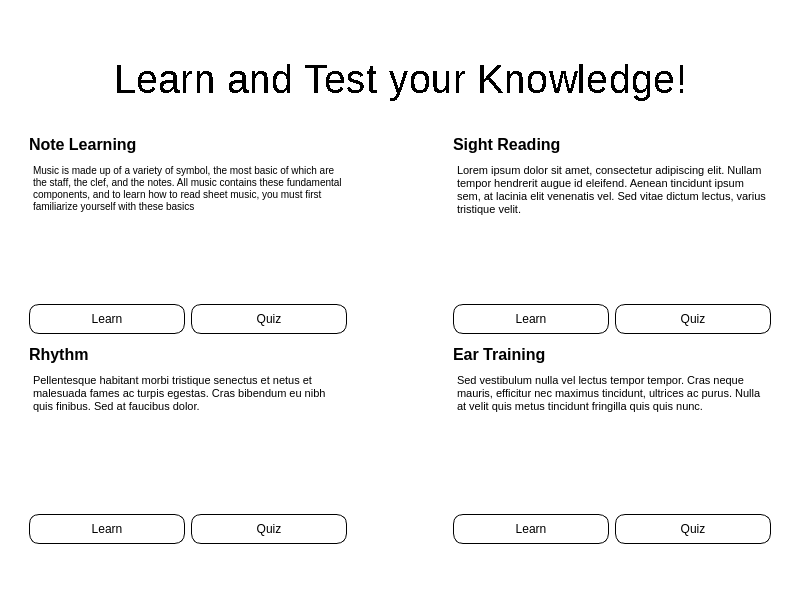
Qt form HomePage.ui (ZachKrol/MusGator) before a commit.
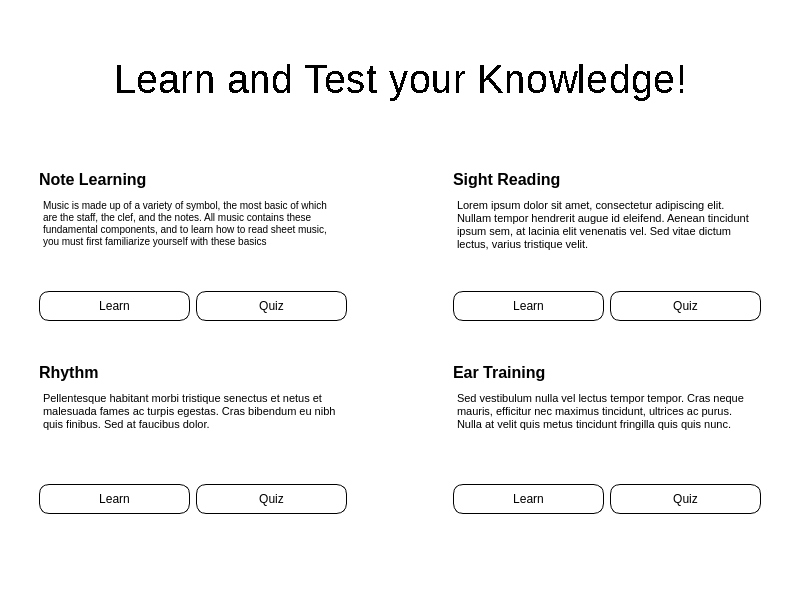
The same form after that commit.

```diff
--- a/HomePage.ui
+++ b/HomePage.ui
@@ -137,7 +137,53 @@
         <property name="topMargin">
          <number>0</number>
         </property>
-        <item row="3" column="0">
+        <item row="10" column="1">
+         <layout class="QHBoxLayout" name="horizontalLayout_3">
+          <item>
+           <widget class="QPushButton" name="quizRhythm">
+            <property name="styleSheet">
+             <string notr="true">background-color: rgb(255, 255, 255);
+border: 1px solid black;
+border-radius: 10%;
+padding: 7px;</string>
+            </property>
+            <property name="text">
+             <string>Learn</string>
+            </property>
+           </widget>
+          </item>
+          <item>
+           <widget class="QPushButton" name="learnRhythm">
+            <property name="styleSheet">
+             <string notr="true">background-color: rgb(255, 255, 255);
+border: 1px solid black;
+border-radius: 10%;
+padding: 7px;</string>
+            </property>
+            <property name="text">
+             <string>Quiz</string>
+            </property>
+           </widget>
+          </item>
+         </layout>
+        </item>
+        <item row="7" column="0">
+         <spacer name="horizontalSpacer_5">
+          <property name="orientation">
+           <enum>Qt::Horizontal</enum>
+          </property>
+          <property name="sizeType">
+           <enum>QSizePolicy::Minimum</enum>
+          </property>
+          <property name="sizeHint" stdset="0">
+           <size>
+            <width>10</width>
+            <height>10</height>
+           </size>
+          </property>
+         </spacer>
+        </item>
+        <item row="4" column="1">
          <widget class="QLabel" name="label1">
           <property name="font">
            <font>
@@ -151,52 +197,26 @@
           </property>
          </widget>
         </item>
-        <item row="8" column="0">
-         <widget class="QTextBrowser" name="textBrowser3">
-          <property name="styleSheet">
-           <string notr="true">border: none;</string>
-          </property>
-          <property name="html">
-           <string>&lt;!DOCTYPE HTML PUBLIC &quot;-//W3C//DTD HTML 4.0//EN&quot; &quot;http://www.w3.org/TR/REC-html40/strict.dtd&quot;&gt;
-&lt;html&gt;&lt;head&gt;&lt;meta name=&quot;qrichtext&quot; content=&quot;1&quot; /&gt;&lt;style type=&quot;text/css&quot;&gt;
-p, li { white-space: pre-wrap; }
-&lt;/style&gt;&lt;/head&gt;&lt;body style=&quot; font-family:'MS Shell Dlg 2'; font-size:7.8pt; font-weight:400; font-style:normal;&quot;&gt;
-&lt;p style=&quot; margin-top:0px; margin-bottom:0px; margin-left:0px; margin-right:0px; -qt-block-indent:0; text-indent:0px;&quot;&gt;&lt;span style=&quot; font-family:'Open Sans','Arial','sans-serif'; font-size:8pt; color:#000000; background-color:#ffffff;&quot;&gt;Pellentesque habitant morbi tristique senectus et netus et malesuada fames ac turpis egestas. Cras bibendum eu nibh quis finibus. Sed at faucibus dolor.&lt;/span&gt;&lt;/p&gt;&lt;/body&gt;&lt;/html&gt;</string>
-          </property>
-         </widget>
-        </item>
-        <item row="4" column="2">
-         <widget class="QTextBrowser" name="textBrowser2">
-          <property name="styleSheet">
-           <string notr="true">border: none;</string>
-          </property>
-          <property name="html">
-           <string>&lt;!DOCTYPE HTML PUBLIC &quot;-//W3C//DTD HTML 4.0//EN&quot; &quot;http://www.w3.org/TR/REC-html40/strict.dtd&quot;&gt;
-&lt;html&gt;&lt;head&gt;&lt;meta name=&quot;qrichtext&quot; content=&quot;1&quot; /&gt;&lt;style type=&quot;text/css&quot;&gt;
-p, li { white-space: pre-wrap; }
-&lt;/style&gt;&lt;/head&gt;&lt;body style=&quot; font-family:'MS Shell Dlg 2'; font-size:7.8pt; font-weight:400; font-style:normal;&quot;&gt;
-&lt;p style=&quot; margin-top:0px; margin-bottom:0px; margin-left:0px; margin-right:0px; -qt-block-indent:0; text-indent:0px;&quot;&gt;&lt;span style=&quot; font-family:'Open Sans','Arial','sans-serif'; font-size:8pt; color:#000000; background-color:#ffffff;&quot;&gt;Lorem ipsum dolor sit amet, consectetur adipiscing elit. Nullam tempor hendrerit augue id eleifend. Aenean tincidunt ipsum sem, at lacinia elit venenatis vel. Sed vitae dictum lectus, varius tristique velit.&lt;/span&gt;&lt;/p&gt;&lt;/body&gt;&lt;/html&gt;</string>
-          </property>
-         </widget>
-        </item>
         <item row="5" column="1">
-         <spacer name="verticalSpacer">
-          <property name="orientation">
-           <enum>Qt::Vertical</enum>
-          </property>
-          <property name="sizeType">
-           <enum>QSizePolicy::Minimum</enum>
-          </property>
-          <property name="sizeHint" stdset="0">
-           <size>
-            <width>20</width>
-            <height>40</height>
-           </size>
-          </property>
-         </spacer>
-        </item>
-        <item row="4" column="0">
          <widget class="QTextBrowser" name="textBrowser1">
+          <property name="sizePolicy">
+           <sizepolicy hsizetype="Expanding" vsizetype="Maximum">
+            <horstretch>0</horstretch>
+            <verstretch>0</verstretch>
+           </sizepolicy>
+          </property>
+          <property name="minimumSize">
+           <size>
+            <width>0</width>
+            <height>90</height>
+           </size>
+          </property>
+          <property name="maximumSize">
+           <size>
+            <width>16777215</width>
+            <height>90</height>
+           </size>
+          </property>
           <property name="styleSheet">
            <string notr="true">border: none;</string>
           </property>
@@ -209,79 +229,7 @@
           </property>
          </widget>
         </item>
-        <item row="3" column="2">
-         <widget class="QLabel" name="label2">
-          <property name="font">
-           <font>
-            <pointsize>12</pointsize>
-            <weight>75</weight>
-            <bold>true</bold>
-           </font>
-          </property>
-          <property name="text">
-           <string>Sight Reading</string>
-          </property>
-         </widget>
-        </item>
-        <item row="7" column="0">
-         <widget class="QLabel" name="label3">
-          <property name="font">
-           <font>
-            <pointsize>12</pointsize>
-            <weight>75</weight>
-            <bold>true</bold>
-           </font>
-          </property>
-          <property name="text">
-           <string>Rhythm</string>
-          </property>
-         </widget>
-        </item>
-        <item row="9" column="0">
-         <layout class="QHBoxLayout" name="horizontalLayout_3">
-          <item>
-           <widget class="QPushButton" name="quizRhythm">
-            <property name="styleSheet">
-             <string notr="true">background-color: rgb(255, 255, 255);
-border: 1px solid black;
-border-radius: 10%;
-padding: 7px;</string>
-            </property>
-            <property name="text">
-             <string>Learn</string>
-            </property>
-           </widget>
-          </item>
-          <item>
-           <widget class="QPushButton" name="learnRhythm">
-            <property name="styleSheet">
-             <string notr="true">background-color: rgb(255, 255, 255);
-border: 1px solid black;
-border-radius: 10%;
-padding: 7px;</string>
-            </property>
-            <property name="text">
-             <string>Quiz</string>
-            </property>
-           </widget>
-          </item>
-         </layout>
-        </item>
-        <item row="7" column="2">
-         <widget class="QLabel" name="label4">
-          <property name="font">
-           <font>
-            <pointsize>12</pointsize>
-            <weight>75</weight>
-            <bold>true</bold>
-           </font>
-          </property>
-          <property name="text">
-           <string>Ear Training</string>
-          </property>
-         </widget>
-        </item>
-        <item row="5" column="0">
+        <item row="6" column="1">
          <layout class="QHBoxLayout" name="horizontalLayout">
           <item>
            <widget class="QPushButton" name="quizNotes">
@@ -311,21 +259,194 @@
           </item>
          </layout>
         </item>
-        <item row="6" column="1">
-         <spacer name="verticalSpacer_2">
+        <item row="3" column="2">
+         <spacer name="verticalSpacer_4">
           <property name="orientation">
            <enum>Qt::Vertical</enum>
           </property>
+          <property name="sizeType">
+           <enum>QSizePolicy::MinimumExpanding</enum>
+          </property>
           <property name="sizeHint" stdset="0">
            <size>
             <width>20</width>
-            <height>40</height>
+            <height>5</height>
            </size>
           </property>
          </spacer>
         </item>
-        <item row="8" column="2">
+        <item row="8" column="3">
+         <widget class="QLabel" name="label4">
+          <property name="font">
+           <font>
+            <pointsize>12</pointsize>
+            <weight>75</weight>
+            <bold>true</bold>
+           </font>
+          </property>
+          <property name="text">
+           <string>Ear Training</string>
+          </property>
+         </widget>
+        </item>
+        <item row="10" column="3">
+         <layout class="QHBoxLayout" name="horizontalLayout_4">
+          <item>
+           <widget class="QPushButton" name="quizEar">
+            <property name="styleSheet">
+             <string notr="true">background-color: rgb(255, 255, 255);
+border: 1px solid black;
+border-radius: 10%;
+padding: 7px;</string>
+            </property>
+            <property name="text">
+             <string>Learn</string>
+            </property>
+           </widget>
+          </item>
+          <item>
+           <widget class="QPushButton" name="learnEar">
+            <property name="styleSheet">
+             <string notr="true">background-color: rgb(255, 255, 255);
+border: 1px solid black;
+border-radius: 10%;
+padding: 7px;</string>
+            </property>
+            <property name="text">
+             <string>Quiz</string>
+            </property>
+           </widget>
+          </item>
+         </layout>
+        </item>
+        <item row="8" column="1">
+         <widget class="QLabel" name="label3">
+          <property name="font">
+           <font>
+            <pointsize>12</pointsize>
+            <weight>75</weight>
+            <bold>true</bold>
+           </font>
+          </property>
+          <property name="text">
+           <string>Rhythm</string>
+          </property>
+         </widget>
+        </item>
+        <item row="9" column="1">
+         <widget class="QTextBrowser" name="textBrowser3">
+          <property name="sizePolicy">
+           <sizepolicy hsizetype="Expanding" vsizetype="Maximum">
+            <horstretch>0</horstretch>
+            <verstretch>0</verstretch>
+           </sizepolicy>
+          </property>
+          <property name="minimumSize">
+           <size>
+            <width>0</width>
+            <height>90</height>
+           </size>
+          </property>
+          <property name="maximumSize">
+           <size>
+            <width>16777215</width>
+            <height>90</height>
+           </size>
+          </property>
+          <property name="styleSheet">
+           <string notr="true">border: none;</string>
+          </property>
+          <property name="html">
+           <string>&lt;!DOCTYPE HTML PUBLIC &quot;-//W3C//DTD HTML 4.0//EN&quot; &quot;http://www.w3.org/TR/REC-html40/strict.dtd&quot;&gt;
+&lt;html&gt;&lt;head&gt;&lt;meta name=&quot;qrichtext&quot; content=&quot;1&quot; /&gt;&lt;style type=&quot;text/css&quot;&gt;
+p, li { white-space: pre-wrap; }
+&lt;/style&gt;&lt;/head&gt;&lt;body style=&quot; font-family:'MS Shell Dlg 2'; font-size:7.8pt; font-weight:400; font-style:normal;&quot;&gt;
+&lt;p style=&quot; margin-top:0px; margin-bottom:0px; margin-left:0px; margin-right:0px; -qt-block-indent:0; text-indent:0px;&quot;&gt;&lt;span style=&quot; font-family:'Open Sans','Arial','sans-serif'; font-size:8pt; color:#000000; background-color:#ffffff;&quot;&gt;Pellentesque habitant morbi tristique senectus et netus et malesuada fames ac turpis egestas. Cras bibendum eu nibh quis finibus. Sed at faucibus dolor.&lt;/span&gt;&lt;/p&gt;&lt;/body&gt;&lt;/html&gt;</string>
+          </property>
+         </widget>
+        </item>
+        <item row="4" column="3">
+         <widget class="QLabel" name="label2">
+          <property name="font">
+           <font>
+            <pointsize>12</pointsize>
+            <weight>75</weight>
+            <bold>true</bold>
+           </font>
+          </property>
+          <property name="text">
+           <string>Sight Reading</string>
+          </property>
+         </widget>
+        </item>
+        <item row="11" column="2">
+         <spacer name="verticalSpacer_3">
+          <property name="orientation">
+           <enum>Qt::Vertical</enum>
+          </property>
+          <property name="sizeType">
+           <enum>QSizePolicy::MinimumExpanding</enum>
+          </property>
+          <property name="sizeHint" stdset="0">
+           <size>
+            <width>20</width>
+            <height>5</height>
+           </size>
+          </property>
+         </spacer>
+        </item>
+        <item row="5" column="3">
+         <widget class="QTextBrowser" name="textBrowser2">
+          <property name="sizePolicy">
+           <sizepolicy hsizetype="Expanding" vsizetype="Maximum">
+            <horstretch>0</horstretch>
+            <verstretch>0</verstretch>
+           </sizepolicy>
+          </property>
+          <property name="minimumSize">
+           <size>
+            <width>0</width>
+            <height>90</height>
+           </size>
+          </property>
+          <property name="maximumSize">
+           <size>
+            <width>16777215</width>
+            <height>90</height>
+           </size>
+          </property>
+          <property name="styleSheet">
+           <string notr="true">border: none;</string>
+          </property>
+          <property name="html">
+           <string>&lt;!DOCTYPE HTML PUBLIC &quot;-//W3C//DTD HTML 4.0//EN&quot; &quot;http://www.w3.org/TR/REC-html40/strict.dtd&quot;&gt;
+&lt;html&gt;&lt;head&gt;&lt;meta name=&quot;qrichtext&quot; content=&quot;1&quot; /&gt;&lt;style type=&quot;text/css&quot;&gt;
+p, li { white-space: pre-wrap; }
+&lt;/style&gt;&lt;/head&gt;&lt;body style=&quot; font-family:'MS Shell Dlg 2'; font-size:7.8pt; font-weight:400; font-style:normal;&quot;&gt;
+&lt;p style=&quot; margin-top:0px; margin-bottom:0px; margin-left:0px; margin-right:0px; -qt-block-indent:0; text-indent:0px;&quot;&gt;&lt;span style=&quot; font-family:'Open Sans','Arial','sans-serif'; font-size:8pt; color:#000000; background-color:#ffffff;&quot;&gt;Lorem ipsum dolor sit amet, consectetur adipiscing elit. Nullam tempor hendrerit augue id eleifend. Aenean tincidunt ipsum sem, at lacinia elit venenatis vel. Sed vitae dictum lectus, varius tristique velit.&lt;/span&gt;&lt;/p&gt;&lt;/body&gt;&lt;/html&gt;</string>
+          </property>
+         </widget>
+        </item>
+        <item row="9" column="3">
          <widget class="QTextBrowser" name="textBrowser4">
+          <property name="sizePolicy">
+           <sizepolicy hsizetype="Expanding" vsizetype="Maximum">
+            <horstretch>0</horstretch>
+            <verstretch>0</verstretch>
+           </sizepolicy>
+          </property>
+          <property name="minimumSize">
+           <size>
+            <width>0</width>
+            <height>90</height>
+           </size>
+          </property>
+          <property name="maximumSize">
+           <size>
+            <width>16777215</width>
+            <height>90</height>
+           </size>
+          </property>
           <property name="styleSheet">
            <string notr="true">border: none;</string>
           </property>
@@ -338,7 +459,23 @@
           </property>
          </widget>
         </item>
-        <item row="5" column="2">
+        <item row="7" column="2">
+         <spacer name="verticalSpacer_2">
+          <property name="orientation">
+           <enum>Qt::Vertical</enum>
+          </property>
+          <property name="sizeType">
+           <enum>QSizePolicy::Expanding</enum>
+          </property>
+          <property name="sizeHint" stdset="0">
+           <size>
+            <width>20</width>
+            <height>20</height>
+           </size>
+          </property>
+         </spacer>
+        </item>
+        <item row="6" column="3">
          <layout class="QHBoxLayout" name="horizontalLayout_2">
           <item>
            <widget class="QPushButton" name="quizSight">
@@ -368,23 +505,7 @@
           </item>
          </layout>
         </item>
-        <item row="9" column="1">
-         <spacer name="verticalSpacer_3">
-          <property name="orientation">
-           <enum>Qt::Vertical</enum>
-          </property>
-          <property name="sizeType">
-           <enum>QSizePolicy::Minimum</enum>
-          </property>
-          <property name="sizeHint" stdset="0">
-           <size>
-            <width>20</width>
-            <height>40</height>
-           </size>
-          </property>
-         </spacer>
-        </item>
-        <item row="3" column="1">
+        <item row="4" column="2">
          <spacer name="horizontalSpacer">
           <property name="orientation">
            <enum>Qt::Horizontal</enum>
@@ -400,35 +521,21 @@
           </property>
          </spacer>
         </item>
-        <item row="9" column="2">
-         <layout class="QHBoxLayout" name="horizontalLayout_4">
-          <item>
-           <widget class="QPushButton" name="quizEar">
-            <property name="styleSheet">
-             <string notr="true">background-color: rgb(255, 255, 255);
-border: 1px solid black;
-border-radius: 10%;
-padding: 7px;</string>
-            </property>
-            <property name="text">
-             <string>Learn</string>
-            </property>
-           </widget>
-          </item>
-          <item>
-           <widget class="QPushButton" name="learnEar">
-            <property name="styleSheet">
-             <string notr="true">background-color: rgb(255, 255, 255);
-border: 1px solid black;
-border-radius: 10%;
-padding: 7px;</string>
-            </property>
-            <property name="text">
-             <string>Quiz</string>
-            </property>
-           </widget>
-          </item>
-         </layout>
+        <item row="7" column="4">
+         <spacer name="horizontalSpacer_6">
+          <property name="orientation">
+           <enum>Qt::Horizontal</enum>
+          </property>
+          <property name="sizeType">
+           <enum>QSizePolicy::Minimum</enum>
+          </property>
+          <property name="sizeHint" stdset="0">
+           <size>
+            <width>10</width>
+            <height>10</height>
+           </size>
+          </property>
+         </spacer>
         </item>
        </layout>
       </item>
```
